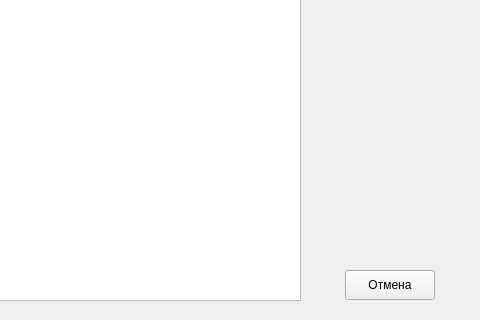
Before: the Qt Designer form ClientSearch.ui in andrejmaznin/library, drawn with Qt 5; both pictures show x 220 to 700 and y 380 to 700 of the 700 by 700 pixel window.
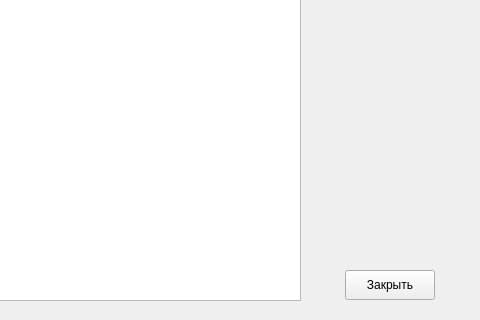
After: the same form once the commit is applied.

Patch:
```diff
--- a/ClientSearch.ui
+++ b/ClientSearch.ui
@@ -125,7 +125,7 @@
     <cursorShape>PointingHandCursor</cursorShape>
    </property>
    <property name="text">
-    <string>Отмена</string>
+    <string>Закрыть</string>
    </property>
   </widget>
   <widget class="QLabel" name="lb_nothing">
```
